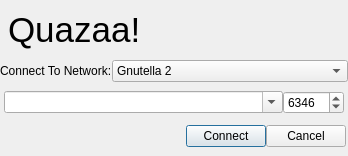
Above: Quazaa/UI/dialogconnectto.ui from c3c/quazaa before the change. Below: the same form after it.
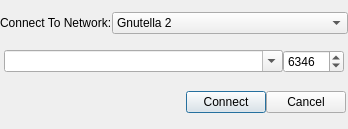
That is the form after the change. Icons and pictures are not drawn.

What changed in the file:
```diff
--- a/Quazaa/UI/dialogconnectto.ui
+++ b/Quazaa/UI/dialogconnectto.ui
@@ -7,9 +7,15 @@
     <x>0</x>
     <y>0</y>
     <width>348</width>
-    <height>156</height>
+    <height>129</height>
    </rect>
   </property>
+  <property name="sizePolicy">
+   <sizepolicy hsizetype="Fixed" vsizetype="Fixed">
+    <horstretch>0</horstretch>
+    <verstretch>0</verstretch>
+   </sizepolicy>
+  </property>
   <property name="minimumSize">
    <size>
     <width>348</width>
@@ -33,64 +39,7 @@
    <property name="spacing">
     <number>0</number>
    </property>
-   <item row="0" column="0" colspan="3">
-    <widget class="QFrame" name="frameCommonHeader">
-     <property name="minimumSize">
-      <size>
-       <width>0</width>
-       <height>50</height>
-      </size>
-     </property>
-     <property name="maximumSize">
-      <size>
-       <width>16777215</width>
-       <height>50</height>
-      </size>
-     </property>
-     <property name="frameShape">
-      <enum>QFrame::NoFrame</enum>
-     </property>
-     <property name="frameShadow">
-      <enum>QFrame::Raised</enum>
-     </property>
-     <layout class="QGridLayout" name="gridLayout_23">
-      <property name="margin">
-       <number>1</number>
-      </property>
-      <property name="spacing">
-       <number>0</number>
-      </property>
-      <item row="0" column="0">
-       <widget class="QLabel" name="labelLogo">
-        <property name="styleSheet">
-         <string notr="true">background-color: transparent;</string>
-        </property>
-        <property name="pixmap">
-         <pixmap resource="../Resource.qrc">:/Resource/Quazaa48.png</pixmap>
-        </property>
-       </widget>
-      </item>
-      <item row="0" column="1">
-       <widget class="QLabel" name="labelHeaderText">
-        <property name="sizePolicy">
-         <sizepolicy hsizetype="MinimumExpanding" vsizetype="Preferred">
-          <horstretch>0</horstretch>
-          <verstretch>0</verstretch>
-         </sizepolicy>
-        </property>
-        <property name="text">
-         <string notr="true">&lt;!DOCTYPE HTML PUBLIC &quot;-//W3C//DTD HTML 4.0//EN&quot; &quot;http://www.w3.org/TR/REC-html40/strict.dtd&quot;&gt;
-&lt;html&gt;&lt;head&gt;&lt;meta name=&quot;qrichtext&quot; content=&quot;1&quot; /&gt;&lt;style type=&quot;text/css&quot;&gt;
-p, li { white-space: pre-wrap; }
-&lt;/style&gt;&lt;/head&gt;&lt;body style=&quot; font-family:'MS Shell Dlg 2'; font-size:8.25pt; font-weight:400; font-style:normal;&quot;&gt;
-&lt;p style=&quot; margin-top:0px; margin-bottom:0px; margin-left:0px; margin-right:0px; -qt-block-indent:0; text-indent:0px;&quot;&gt;&lt;span style=&quot; font-size:26pt;&quot;&gt;Quazaa!&lt;/span&gt;&lt;/p&gt;&lt;/body&gt;&lt;/html&gt;</string>
-        </property>
-       </widget>
-      </item>
-     </layout>
-    </widget>
-   </item>
-   <item row="5" column="0" colspan="3">
+   <item row="4" column="0" colspan="3">
     <layout class="QHBoxLayout" name="horizontalLayout">
      <property name="margin">
       <number>2</number>
@@ -127,7 +76,7 @@
      </item>
     </layout>
    </item>
-   <item row="3" column="0" colspan="3">
+   <item row="2" column="0" colspan="3">
     <layout class="QHBoxLayout" name="horizontalLayout_4">
      <property name="margin">
       <number>4</number>
@@ -172,7 +121,7 @@
      </item>
     </layout>
    </item>
-   <item row="2" column="1">
+   <item row="1" column="1">
     <layout class="QHBoxLayout" name="horizontalLayout_3">
      <item>
       <widget class="QLabel" name="labelNetwork">
```
